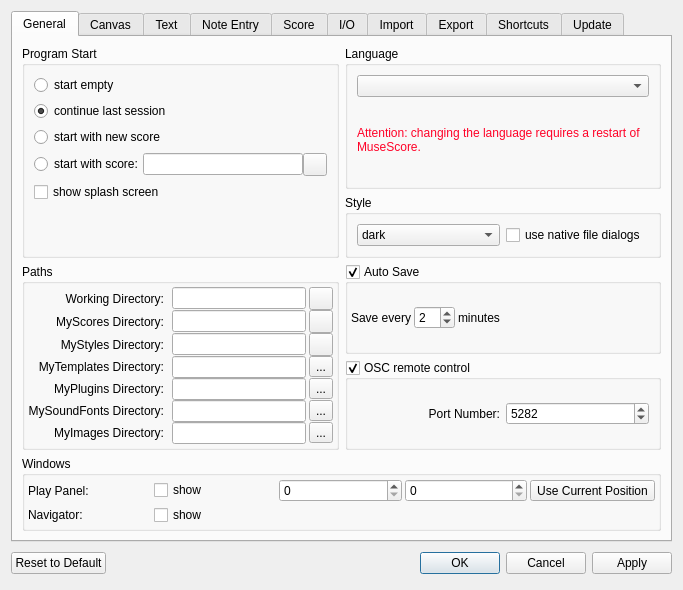
The window that mscore/mscore/prefsdialog.ui (musescore/musescore-old) describes before a commit, drawn with Qt 5.
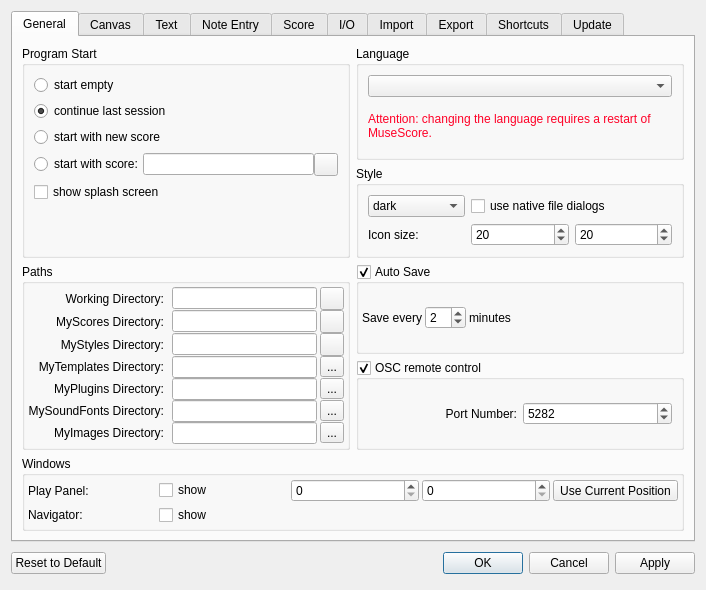
The same window after the commit. Custom widgets are drawn as their Qt base class.

Commit message: add icon size to preferences

The edit to the form file:
```diff
--- a/mscore/mscore/prefsdialog.ui
+++ b/mscore/mscore/prefsdialog.ui
@@ -6,8 +6,8 @@
    <rect>
     <x>0</x>
     <y>0</y>
-    <width>683</width>
-    <height>538</height>
+    <width>706</width>
+    <height>553</height>
    </rect>
   </property>
   <property name="windowTitle">
@@ -589,8 +589,8 @@
          <property name="title">
           <string>Style</string>
          </property>
-         <layout class="QHBoxLayout" name="horizontalLayout_10">
-          <item>
+         <layout class="QGridLayout" name="gridLayout_9">
+          <item row="0" column="0">
            <widget class="QComboBox" name="styleName">
             <item>
              <property name="text">
@@ -609,7 +609,34 @@
             </item>
            </widget>
           </item>
-          <item>
+          <item row="2" column="2">
+           <widget class="QSpinBox" name="iconHeight">
+            <property name="minimum">
+             <number>5</number>
+            </property>
+            <property name="value">
+             <number>20</number>
+            </property>
+           </widget>
+          </item>
+          <item row="2" column="0">
+           <widget class="QLabel" name="label_26">
+            <property name="text">
+             <string>Icon size:</string>
+            </property>
+           </widget>
+          </item>
+          <item row="2" column="1">
+           <widget class="QSpinBox" name="iconWidth">
+            <property name="minimum">
+             <number>5</number>
+            </property>
+            <property name="value">
+             <number>20</number>
+            </property>
+           </widget>
+          </item>
+          <item row="0" column="1" colspan="2">
            <widget class="QCheckBox" name="nativeDialogs">
             <property name="text">
              <string>use native file dialogs</string>
```
Left out of the diff: 4 changed lines with no effect on the pictures. The commit also changes 6 other files.
